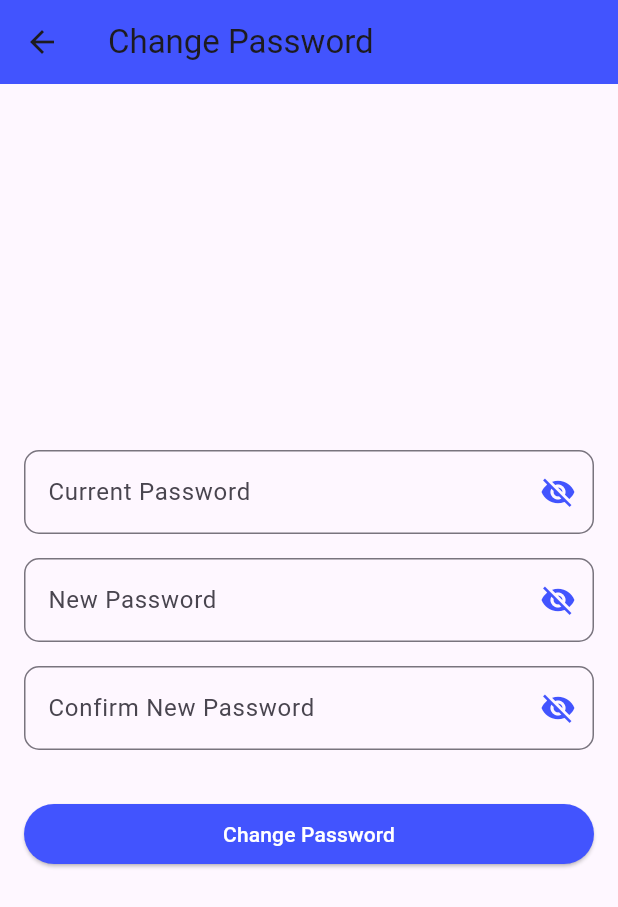
After one commit to kuten2011/Learn-English-with-card, a Flutter app: the screen it shows once a user with an empty profile is signed in, item 5 of the bottom bar chosen, after a tap on "Đổi mật khẩu", on a phone screen of 412 x 824 dp. The commit adds this screen. Shown: the top 907 px of the screen. Run offline on Flutter 3.47's test engine with Material 3 defaults, Android fonts, the phone set to English and light mode, and no system bars; our stand-ins replace cloud_firestore, firebase_auth, firebase_core; accounts and stored records are empty.

Commit message:
forget pass

```diff
--- /dev/null
+++ b/lib/ui/auth_ui/changePasswordScreen.dart
@@ -0,0 +1,186 @@
+import 'package:flutter/material.dart';
+import 'package:firebase_auth/firebase_auth.dart';
+
+class ChangePasswordScreen extends StatefulWidget {
+  const ChangePasswordScreen({Key? key}) : super(key: key);
+
+  @override
+  _ChangePasswordScreenState createState() => _ChangePasswordScreenState();
+}
+
+class _ChangePasswordScreenState extends State<ChangePasswordScreen> {
+  TextEditingController currentPasswordController = TextEditingController();
+  TextEditingController newPasswordController = TextEditingController();
+  TextEditingController confirmPasswordController = TextEditingController();
+  bool _currentPasswordVisible = false;
+  bool _newPasswordVisible = false;
+  bool _confirmPasswordVisible = false;
+
+  @override
+  Widget build(BuildContext context) {
+    return Scaffold(
+      appBar: AppBar(
+        title: Text('Change Password'),
+        backgroundColor: Color(0xFF4254FE),
+      ),
+      body: Padding(
+        padding: const EdgeInsets.all(16.0),
+        child: Column(
+          mainAxisAlignment: MainAxisAlignment.center,
+          crossAxisAlignment: CrossAxisAlignment.stretch,
+          children: [
+            TextField(
+              controller: currentPasswordController,
+              obscureText: !_currentPasswordVisible,
+              decoration: InputDecoration(
+                labelText: 'Current Password',
+                border: OutlineInputBorder(
+                  borderRadius: BorderRadius.circular(10.0),
+                ),
+                suffixIcon: IconButton(
+                  icon: Icon(
+                    _currentPasswordVisible ? Icons.visibility : Icons.visibility_off,
+                    color: Color(0xFF4254FE),
+                  ),
+                  onPressed: () {
+                    setState(() {
+                      _currentPasswordVisible = !_currentPasswordVisible;
+                    });
+                  },
+                ),
+              ),
+            ),
+            SizedBox(height: 16),
+            TextField(
+              controller: newPasswordController,
+              obscureText: !_newPasswordVisible,
+              decoration: InputDecoration(
+                labelText: 'New Password',
+                border: OutlineInputBorder(
+                  borderRadius: BorderRadius.circular(10.0),
+                ),
+                suffixIcon: IconButton(
+                  icon: Icon(
+                    _newPasswordVisible ? Icons.visibility : Icons.visibility_off,
+                    color: Color(0xFF4254FE),
+                  ),
+                  onPressed: () {
+                    setState(() {
+                      _newPasswordVisible = !_newPasswordVisible;
+                    });
+                  },
+                ),
+              ),
+            ),
+            SizedBox(height: 16),
+            TextField(
+              controller: confirmPasswordController,
+              obscureText: !_confirmPasswordVisible,
+              decoration: InputDecoration(
+                labelText: 'Confirm New Password',
+                border: OutlineInputBorder(
+                  borderRadius: BorderRadius.circular(10.0),
+                ),
+                suffixIcon: IconButton(
+                  icon: Icon(
+                    _confirmPasswordVisible ? Icons.visibility : Icons.visibility_off,
+                    color: Color(0xFF4254FE),
+                  ),
+                  onPressed: () {
+                    setState(() {
+                      _confirmPasswordVisible = !_confirmPasswordVisible;
+                    });
+                  },
+                ),
+              ),
+            ),
+            SizedBox(height: 32),
+            ElevatedButton(
+              onPressed: () {
+                changePassword();
+              },
+              style: ElevatedButton.styleFrom(
+                backgroundColor: Color(0xFF4254FE),
+              ),
+              child: Text(
+                'Change Password',
+                style: TextStyle(
+                  color: Colors.white,
+                ),
+              ),
+            ),
+          ],
+        ),
+      ),
+    );
+  }
+
+  void changePassword() async {
+    String currentPassword = currentPasswordController.text;
+    String newPassword = newPasswordController.text;
+    String confirmPassword = confirmPasswordController.text;
+
+    if (newPassword != confirmPassword) {
+      showErrorMsg('New password and confirm password do not match.');
+      return;
+    }
+
+    try {
+      User? user = FirebaseAuth.instance.currentUser;
+      if (user != null) {
+        AuthCredential credential = EmailAuthProvider.credential(
+          email: user.email!,
+          password: currentPassword,
+        );
+        await user.reauthenticateWithCredential(credential);
+        await user.updatePassword(newPassword);
+        showSuccessMsg('Password changed successfully.');
+      } else {
+        showErrorMsg('User not found.');
+      }
+    } catch (e) {
+      showErrorMsg("Password change failed. Please check your current password.");
+    }
+  }
+
+  void showErrorMsg(String msg) {
+    showDialog(
+      context: context,
+      builder: (context) => AlertDialog(
+        title: Text(
+          msg,
+          style: TextStyle(color: Colors.black),
+        ),
+        actions: [
+          TextButton(
+            onPressed: () {
+              Navigator.of(context).pop();
+            },
+            child: Text('OK'),
+          ),
+        ],
+      ),
+    );
+  }
+
+  void showSuccessMsg(String msg) {
+    showDialog(
+      context: context,
+      builder: (context) => AlertDialog(
+        title: Text(
+          msg,
+          style: TextStyle(color: Color(0xFF00C853)),
+        ),
+        actions: [
+          TextButton(
+            onPressed: () {
+              Navigator.of(context).pop();
+              Navigator.of(context).pop();
+            },
+            child: Text('OK'),
+          ),
+        ],
+      ),
+    );
+  }
+}
--- a/lib/ui/homepage_ui/settingScreen.dart
+++ b/lib/ui/homepage_ui/settingScreen.dart
@@ -2,6 +2,7 @@ import 'package:cloud_firestore/cloud_firestore.dart';
 import 'package:firebase_auth/firebase_auth.dart';
 import 'package:flutter/material.dart';
 import 'package:midtermm/ui/auth_ui/welcomeScreen.dart';
+import 'package:midtermm/ui/auth_ui/ChangePasswordScreen.dart';
 
 class settingScreen extends StatefulWidget {
   const settingScreen({Key? key}) : super(key: key);
@@ -87,6 +88,17 @@ class _settingScreenState extends State<settingScreen> {
                 Padding(
                   padding: const EdgeInsets.all(0),
                   child: ListTile(
+                    title: const Text('Đổi mật khẩu'),
+                    trailing: const Icon(Icons.lock),
+                    onTap: () {
+                      changePassword();
+                    },
+                  ),
+                ),
+                const Divider(),
+                Padding(
+                  padding: const EdgeInsets.all(0),
+                  child: ListTile(
                     title: const Text('Lưu học phần để học ngoại tuyến'),
                     subtitle: const Text(
                       '8 học phần mới học gần đây nhất của bạn sẽ được tự động tải xuống',
@@ -155,4 +167,13 @@ class _settingScreenState extends State<settingScreen> {
       (route) => false,
     );
   }
+
+  void changePassword() {
+    // Thực hiện các hành động để chuyển đến màn hình đổi mật khẩu
+    // Ví dụ:
+    Navigator.push(
+      context,
+      MaterialPageRoute(builder: (context) => ChangePasswordScreen()),
+    );
+  }
 }
```
Also changed, not shown: lib/ui/folder_ui/folderOfLibrary.dart (+24 -35 lines).
